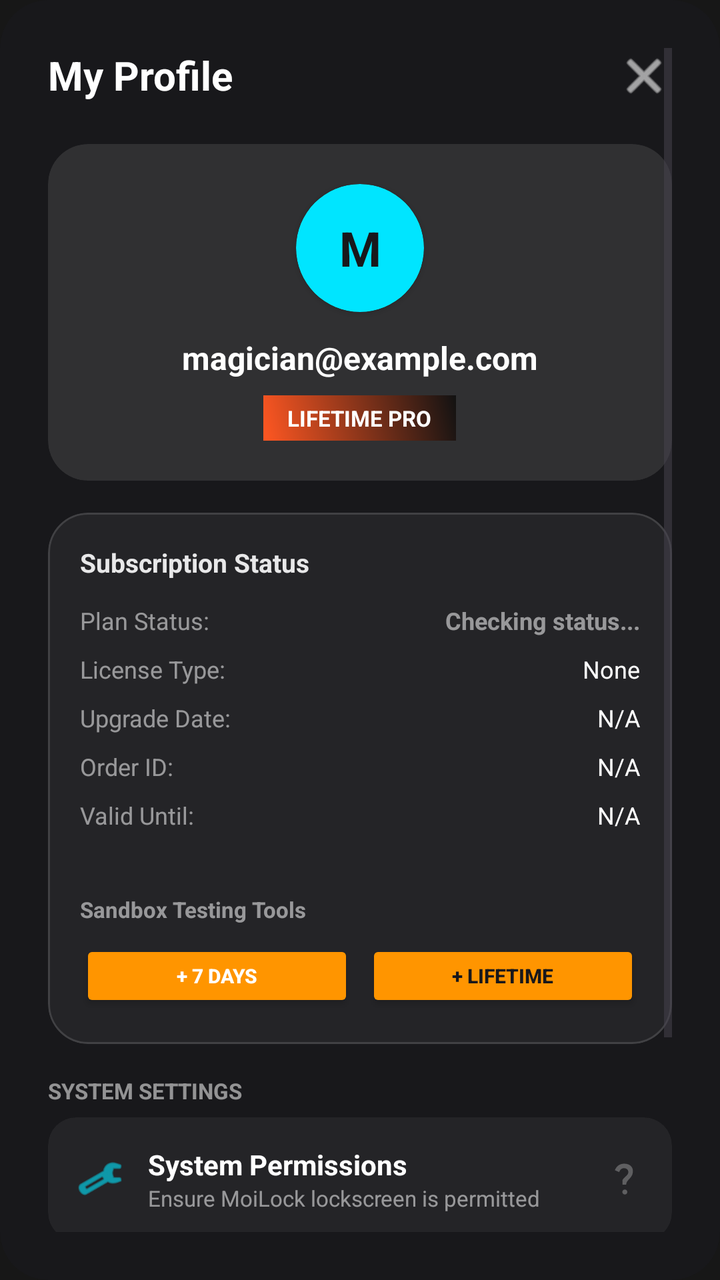
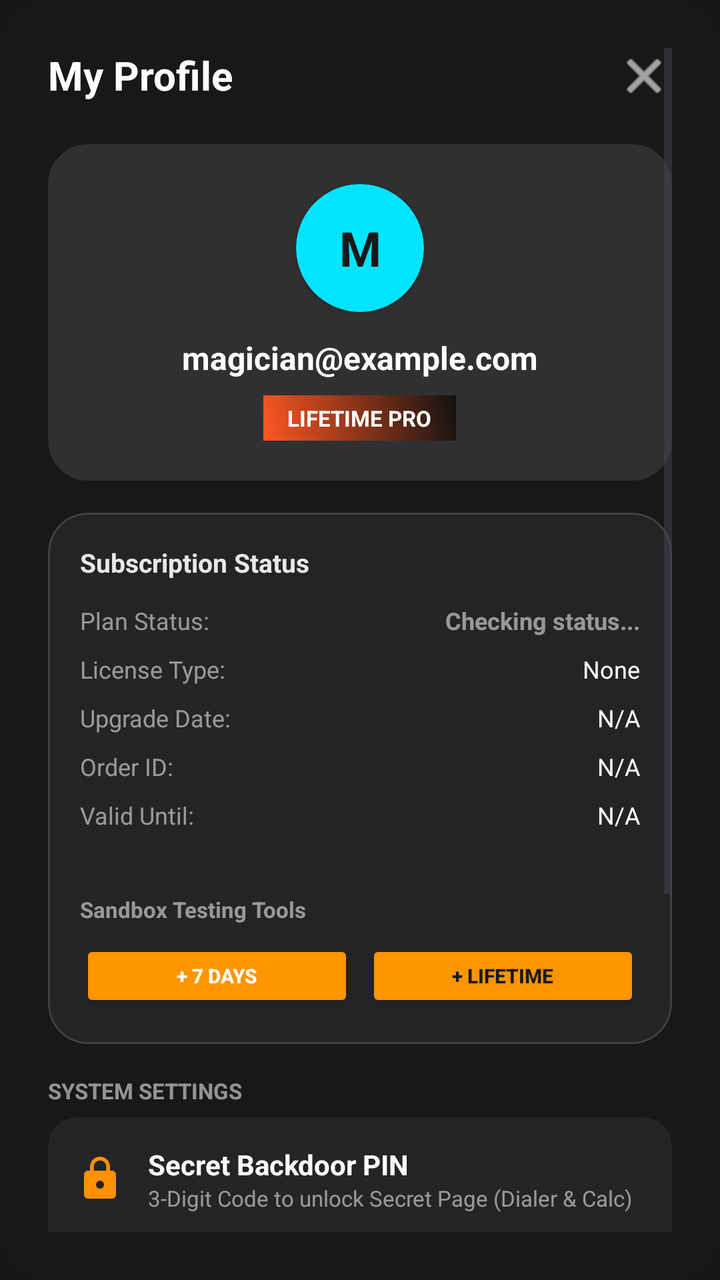

Screens rendered from an Android XML layout before and after an edit, with the pre-edit source and the edit as a unified diff.
<!-- AndroidManifest.xml: application theme Theme.MagicCalculator -->
<!-- res/layout/dialog_profile_settings.xml -->
<?xml version="1.0" encoding="utf-8"?>
<androidx.cardview.widget.CardView xmlns:android="http://schemas.android.com/apk/res/android"
    xmlns:app="http://schemas.android.com/apk/res-auto"
    android:layout_width="match_parent"
    android:layout_height="wrap_content"
    app:cardBackgroundColor="#FF18181B"
    app:cardCornerRadius="24dp"
    app:cardElevation="0dp">

    <ScrollView
        android:layout_width="match_parent"
        android:layout_height="wrap_content"
        android:padding="24dp">

        <LinearLayout
            android:layout_width="match_parent"
            android:layout_height="wrap_content"
            android:orientation="vertical"
            android:gravity="center_horizontal">

            
            <RelativeLayout
                android:layout_width="match_parent"
                android:layout_height="wrap_content"
                android:layout_marginBottom="20dp">

                <TextView
                    android:layout_width="wrap_content"
                    android:layout_height="wrap_content"
                    android:text="My Profile"
                    android:textColor="#FFFFFF"
                    android:textSize="20sp"
                    android:textStyle="bold" />

                <ImageView
                    android:id="@+id/btnCloseProfileDialog"
                    android:layout_width="28dp"
                    android:layout_height="28dp"
                    android:layout_alignParentEnd="true"
                    android:src="@android:drawable/ic_menu_close_clear_cancel"
                    app:tint="#FFFFFF" />
            </RelativeLayout>

            
            <androidx.cardview.widget.CardView
                android:layout_width="match_parent"
                android:layout_height="wrap_content"
                android:layout_marginBottom="16dp"
                app:cardBackgroundColor="#1AFFFFFF"
                app:cardCornerRadius="20dp"
                app:cardElevation="0dp">
                <LinearLayout
                    android:layout_width="match_parent"
                    android:layout_height="wrap_content"
                    android:orientation="vertical"
                    android:gravity="center_horizontal"
                    android:padding="20dp">

                    
                    <androidx.cardview.widget.CardView
                        android:layout_width="64dp"
                        android:layout_height="64dp"
                        app:cardCornerRadius="32dp"
                        app:cardBackgroundColor="#00E5FF"
                        android:layout_marginBottom="12dp">
                        <TextView
                            android:id="@+id/profileAvatarInitials"
                            android:layout_width="match_parent"
                            android:layout_height="match_parent"
                            android:gravity="center"
                            android:text="M"
                            android:textColor="#18181B"
                            android:textSize="24sp"
                            android:textStyle="bold" />
                    </androidx.cardview.widget.CardView>

                    <TextView
                        android:id="@+id/profileTxtEmail"
                        android:layout_width="wrap_content"
                        android:layout_height="wrap_content"
                        android:text="magician@example.com"
                        android:textColor="#FFFFFF"
                        android:textSize="16sp"
                        android:textStyle="bold" />

                    
                    <LinearLayout
                        android:id="@+id/profilePremiumBadge"
                        android:layout_width="wrap_content"
                        android:layout_height="wrap_content"
                        android:orientation="horizontal"
                        android:background="@drawable/bg_magic_gradient"
                        android:layout_marginTop="8dp"
                        android:paddingHorizontal="12dp"
                        android:paddingVertical="4dp"
                        android:gravity="center">
                        <TextView
                            android:id="@+id/profileTxtPremiumBadge"
                            android:layout_width="wrap_content"
                            android:layout_height="wrap_content"
                            android:text="LIFETIME PRO"
                            android:textColor="#FFFFFF"
                            android:textSize="11sp"
                            android:textStyle="bold" />
                    </LinearLayout>
                </LinearLayout>
            </androidx.cardview.widget.CardView>

            
            <com.google.android.material.card.MaterialCardView
                android:id="@+id/cardSubscriptionDetails"
                android:layout_width="match_parent"
                android:layout_height="wrap_content"
                android:layout_marginBottom="16dp"
                app:cardBackgroundColor="#0DFFFFFF"
                app:cardCornerRadius="20dp"
                app:cardElevation="0dp"
                app:strokeWidth="1dp"
                app:strokeColor="#22FFFFFF">

                <LinearLayout
                    android:layout_width="match_parent"
                    android:layout_height="wrap_content"
                    android:orientation="vertical"
                    android:padding="16dp">

                    <TextView
                        android:layout_width="wrap_content"
                        android:layout_height="wrap_content"
                        android:text="Subscription Status"
                        android:textColor="#FFFFFF"
                        android:textSize="13sp"
                        android:textStyle="bold"
                        android:alpha="0.9"
                        android:layout_marginBottom="12dp" />

                    
                    <LinearLayout
                        android:layout_width="match_parent"
                        android:layout_height="wrap_content"
                        android:orientation="horizontal"
                        android:gravity="center_vertical"
                        android:layout_marginBottom="8dp">
                        <TextView
                            android:layout_width="0dp"
                            android:layout_height="wrap_content"
                            android:layout_weight="1"
                            android:text="Plan Status:"
                            android:textColor="#88FFFFFF"
                            android:textSize="12sp" />
                        <TextView
                            android:id="@+id/txtProfilePlanStatus"
                            android:layout_width="wrap_content"
                            android:layout_height="wrap_content"
                            android:text="Checking status..."
                            android:textColor="#88FFFFFF"
                            android:textSize="12sp"
                            android:textStyle="bold" />
                    </LinearLayout>

                    
                    <LinearLayout
                        android:id="@+id/rowProfilePurchaseType"
                        android:layout_width="match_parent"
                        android:layout_height="wrap_content"
                        android:orientation="horizontal"
                        android:gravity="center_vertical"
                        android:layout_marginBottom="8dp">
                        <TextView
                            android:layout_width="0dp"
                            android:layout_height="wrap_content"
                            android:layout_weight="1"
                            android:text="License Type:"
                            android:textColor="#88FFFFFF"
                            android:textSize="12sp" />
                        <TextView
                            android:id="@+id/txtProfilePurchaseType"
                            android:layout_width="wrap_content"
                            android:layout_height="wrap_content"
                            android:text="None"
                            android:textColor="#FFFFFF"
                            android:textSize="12sp" />
                    </LinearLayout>

                    
                    <LinearLayout
                        android:id="@+id/rowProfilePurchaseDate"
                        android:layout_width="match_parent"
                        android:layout_height="wrap_content"
                        android:orientation="horizontal"
                        android:gravity="center_vertical"
                        android:layout_marginBottom="8dp">
                        <TextView
                            android:layout_width="0dp"
                            android:layout_height="wrap_content"
                            android:layout_weight="1"
                            android:text="Upgrade Date:"
                            android:textColor="#88FFFFFF"
                            android:textSize="12sp" />
                        <TextView
                            android:id="@+id/txtProfilePurchaseDate"
                            android:layout_width="wrap_content"
                            android:layout_height="wrap_content"
                            android:text="N/A"
                            android:textColor="#FFFFFF"
                            android:textSize="12sp" />
                    </LinearLayout>

                    
                    <LinearLayout
                        android:id="@+id/rowProfileTransactionId"
                        android:layout_width="match_parent"
                        android:layout_height="wrap_content"
                        android:orientation="horizontal"
                        android:gravity="center_vertical"
                        android:layout_marginBottom="8dp">
                        <TextView
                            android:layout_width="0dp"
                            android:layout_height="wrap_content"
                            android:layout_weight="1"
                            android:text="Order ID:"
                            android:textColor="#88FFFFFF"
                            android:textSize="12sp" />
                        <TextView
                            android:id="@+id/txtProfileTransactionId"
                            android:layout_width="wrap_content"
                            android:layout_height="wrap_content"
                            android:text="N/A"
                            android:textColor="#FFFFFF"
                            android:textSize="12sp" />
                    </LinearLayout>

                    
                    <LinearLayout
                        android:id="@+id/rowProfileExpiry"
                        android:layout_width="match_parent"
                        android:layout_height="wrap_content"
                        android:orientation="vertical"
                        android:layout_marginBottom="4dp">
                        <LinearLayout
                            android:layout_width="match_parent"
                            android:layout_height="wrap_content"
                            android:orientation="horizontal"
                            android:gravity="center_vertical">
                            <TextView
                                android:layout_width="0dp"
                                android:layout_height="wrap_content"
                                android:layout_weight="1"
                                android:text="Valid Until:"
                                android:textColor="#88FFFFFF"
                                android:textSize="12sp" />
                            <TextView
                                android:id="@+id/txtProfileExpiryDate"
                                android:layout_width="wrap_content"
                                android:layout_height="wrap_content"
                                android:text="N/A"
                                android:textColor="#FFFFFF"
                                android:textSize="12sp" />
                        </LinearLayout>
                        <TextView
                            android:id="@+id/txtProfileExpiryCountdown"
                            android:layout_width="wrap_content"
                            android:layout_height="wrap_content"
                            android:layout_gravity="end"
                            android:layout_marginTop="2dp"
                            android:text=""
                            android:textColor="#00FF66"
                            android:textSize="10sp"
                            android:textStyle="bold" />
                    </LinearLayout>

                    
                    <Button
                        android:id="@+id/btnProfileUpgradeCard"
                        android:layout_width="match_parent"
                        android:layout_height="40dp"
                        android:layout_marginTop="8dp"
                        android:text="UPGRADE TO PREMIUM PRO"
                        android:textColor="#18181B"
                        android:backgroundTint="#FFD700"
                        app:cornerRadius="12dp"
                        android:textSize="11sp"
                        android:textStyle="bold"
                        android:visibility="gone" />

                    
                    <TextView
                        android:id="@+id/txtProfileSandboxHeader"
                        android:layout_width="wrap_content"
                        android:layout_height="wrap_content"
                        android:text="Sandbox Testing Tools"
                        android:textColor="#88FFFFFF"
                        android:textSize="11sp"
                        android:textStyle="bold"
                        android:layout_marginTop="12dp"
                        android:layout_marginBottom="8dp" />

                    <LinearLayout
                        android:id="@+id/layoutProfileSandboxButtons"
                        android:layout_width="match_parent"
                        android:layout_height="wrap_content"
                        android:orientation="horizontal">
                        <Button
                            android:id="@+id/btnSimulate7Day"
                            style="?android:attr/buttonStyleSmall"
                            android:layout_width="0dp"
                            android:layout_height="36dp"
                            android:layout_weight="1"
                            android:text="+ 7 Days"
                            android:textColor="#FFFFFF"
                            android:backgroundTint="#2D3139"
                            android:textSize="10sp"
                            android:textStyle="bold"
                            app:cornerRadius="8dp" />
                        <Button
                            android:id="@+id/btnSimulateLifetime"
                            style="?android:attr/buttonStyleSmall"
                            android:layout_width="0dp"
                            android:layout_height="36dp"
                            android:layout_weight="1"
                            android:layout_marginStart="6dp"
                            android:text="+ Lifetime"
                            android:textColor="#18181B"
                            android:backgroundTint="#FFD700"
                            android:textSize="10sp"
                            android:textStyle="bold"
                            app:cornerRadius="8dp" />
                    </LinearLayout>

                </LinearLayout>
            </com.google.android.material.card.MaterialCardView>

            
            <TextView
                android:layout_width="wrap_content"
                android:layout_height="wrap_content"
                android:layout_gravity="start"
                android:text="SYSTEM SETTINGS"
                android:textColor="#88FFFFFF"
                android:textSize="11sp"
                android:textStyle="bold"
                android:layout_marginBottom="6dp" />

            
            <androidx.cardview.widget.CardView
                android:id="@+id/profileCardOverlayPermission"
                android:layout_width="match_parent"
                android:layout_height="wrap_content"
                android:layout_marginBottom="12dp"
                app:cardBackgroundColor="#0DFFFFFF"
                app:cardCornerRadius="14dp"
                app:cardElevation="0dp">
                <LinearLayout
                    android:layout_width="match_parent"
                    android:layout_height="wrap_content"
                    android:orientation="horizontal"
                    android:gravity="center_vertical"
                    android:padding="14dp">
                    <ImageView
                        android:layout_width="24dp"
                        android:layout_height="24dp"
                        android:src="@android:drawable/ic_menu_manage"
                        app:tint="#00E5FF"/>
                    <LinearLayout
                        android:layout_width="0dp"
                        android:layout_height="wrap_content"
                        android:layout_weight="1"
                        android:layout_marginStart="12dp"
                        android:orientation="vertical">
                        <TextView
                            android:layout_width="wrap_content"
                            android:layout_height="wrap_content"
                            android:text="System Permissions"
                            android:textColor="#FFFFFF"
                            android:textSize="14sp"
                            android:textStyle="bold" />
                        <TextView
                            android:layout_width="wrap_content"
                            android:layout_height="wrap_content"
                            android:text="Ensure MoiLock lockscreen is permitted"
                            android:textColor="#88FFFFFF"
                            android:textSize="11sp" />
                    </LinearLayout>
                    <ImageView
                        android:layout_width="20dp"
                        android:layout_height="20dp"
                        android:src="@drawable/ic_help"
                        app:tint="#44FFFFFF" />
                </LinearLayout>
            </androidx.cardview.widget.CardView>

            
            <androidx.cardview.widget.CardView
                android:id="@+id/profileCardCloudBackup"
                android:layout_width="match_parent"
                android:layout_height="wrap_content"
                android:layout_marginBottom="24dp"
                app:cardBackgroundColor="#0DFFFFFF"
                app:cardCornerRadius="14dp"
                app:cardElevation="0dp">
                <LinearLayout
                    android:layout_width="match_parent"
                    android:layout_height="wrap_content"
                    android:orientation="horizontal"
                    android:gravity="center_vertical"
                    android:padding="14dp">
                    <ImageView
                        android:layout_width="24dp"
                        android:layout_height="24dp"
                        android:src="@drawable/ic_magic"
                        app:tint="#00FF66"/>
                    <LinearLayout
                        android:layout_width="0dp"
                        android:layout_height="wrap_content"
                        android:layout_weight="1"
                        android:layout_marginStart="12dp"
                        android:orientation="vertical">
                        <TextView
                            android:layout_width="wrap_content"
                            android:layout_height="wrap_content"
                            android:text="Cloud Configurations Sync"
                            android:textColor="#FFFFFF"
                            android:textSize="14sp"
                            android:textStyle="bold" />
                        <TextView
                            android:layout_width="wrap_content"
                            android:layout_height="wrap_content"
                            android:text="Backup custom setup configurations"
                            android:textColor="#88FFFFFF"
                            android:textSize="11sp" />
                    </LinearLayout>
                </LinearLayout>
            </androidx.cardview.widget.CardView>

            
            <Button
                android:id="@+id/profileBtnLogout"
                android:layout_width="match_parent"
                android:layout_height="48dp"
                android:text="LOGOUT"
                android:textColor="#FFFFFF"
                android:backgroundTint="#CF6679"
                app:cornerRadius="16dp"
                android:textStyle="bold" />

        </LinearLayout>
    </ScrollView>
</androidx.cardview.widget.CardView>
<!-- resources referenced by this layout -->
<resources>
  <!-- drawable bg_magic_gradient (drawable) -->
  <?xml version="1.0" encoding="utf-8"?>
  <shape xmlns:android="http://schemas.android.com/apk/res/android">
      <gradient
          android:angle="45"
          android:endColor="#121212"
          android:startColor="#FF5722"
          android:type="linear" />
  </shape>
  <!-- drawable ic_help (drawable) -->
  <vector xmlns:android="http://schemas.android.com/apk/res/android"
      android:width="24dp"
      android:height="24dp"
      android:viewportWidth="24"
      android:viewportHeight="24">
      <path
          android:fillColor="@android:color/white"
          android:pathData="M11.07,12.85c0.77,-1.39 2.25,-2.21 3.11,-3.44c0.91,-1.29 0.4,-3.7 -2.18,-3.7c-1.69,0 -2.52,1.28 -2.87,2.34L6.54,6.96C7.25,4.83 9.18,3 12.11,3c3.95,0 5.96,2.69 5.01,6.13c-0.58,2.08 -2.33,3.12 -3.39,4.84c-0.31,0.51 -0.42,1.03 -0.42,1.58h-2.22C11.08,14.48 11.03,13.84 11.07,12.85zM12.5,21.5c-0.83,0 -1.5,-0.67 -1.5,-1.5s0.67,-1.5 1.5,-1.5s1.5,0.67 1.5,1.5S13.33,21.5 12.5,21.5z" />
  </vector>
  <!-- drawable ic_magic (drawable) -->
  <vector xmlns:android="http://schemas.android.com/apk/res/android"
      android:width="24dp"
      android:height="24dp"
      android:viewportWidth="24"
      android:viewportHeight="24">
      <path
          android:fillColor="#FFFFFF"
          android:pathData="M7.5,5.6L10,7L8.6,4.5L10,2L7.5,3.4L5,2L6.4,4.5L5,7L7.5,5.6Z M19.5,15.4L17,14L18.4,16.5L17,19L19.5,17.6L22,19L20.6,16.5L22,14L19.5,15.4Z M22,2L19.5,3.4L17,2L18.4,4.5L17,7L19.5,5.6L22,7L20.6,4.5L22,2Z M14.7,10.23L13.77,9.3L2,21.07V22H2.93L14.7,10.23Z" />
  </vector>
  <style name="Theme.MagicCalculator" parent="Theme.Material3.DayNight.NoActionBar">
          <item name="colorPrimary">@color/calc_btn_operator</item>
          <item name="android:statusBarColor">@color/calc_bg</item>
          <item name="android:windowBackground">@color/calc_bg</item>
          <item name="android:navigationBarColor">@color/calc_bg</item>
      </style>
  <color name="calc_btn_operator">#FF9500</color>
  <color name="calc_bg">#171717</color>
</resources>

<!-- the commit's change to res/layout/dialog_profile_settings.xml (unified diff, before → after) -->
@@ -343,6 +343,88 @@
 
             
             <androidx.cardview.widget.CardView
+                android:id="@+id/profileCardSecretPasscode"
+                android:layout_width="match_parent"
+                android:layout_height="wrap_content"
+                android:layout_marginBottom="12dp"
+                app:cardBackgroundColor="#0DFFFFFF"
+                app:cardCornerRadius="14dp"
+                app:cardElevation="0dp">
+                <LinearLayout
+                    android:layout_width="match_parent"
+                    android:layout_height="wrap_content"
+                    android:orientation="vertical"
+                    android:padding="14dp">
+                    <LinearLayout
+                        android:layout_width="match_parent"
+                        android:layout_height="wrap_content"
+                        android:orientation="horizontal"
+                        android:gravity="center_vertical">
+                        <ImageView
+                            android:layout_width="24dp"
+                            android:layout_height="24dp"
+                            android:src="@drawable/ic_lock"
+                            app:tint="#FF9100"/>
+                        <LinearLayout
+                            android:layout_width="0dp"
+                            android:layout_height="wrap_content"
+                            android:layout_weight="1"
+                            android:layout_marginStart="12dp"
+                            android:orientation="vertical">
+                            <TextView
+                                android:layout_width="wrap_content"
+                                android:layout_height="wrap_content"
+                                android:text="Secret Backdoor PIN"
+                                android:textColor="#FFFFFF"
+                                android:textSize="14sp"
+                                android:textStyle="bold" />
+                            <TextView
+                                android:layout_width="wrap_content"
+                                android:layout_height="wrap_content"
+                                android:text="3-Digit Code to unlock Secret Page (Dialer &amp; Calc)"
+                                android:textColor="#88FFFFFF"
+                                android:textSize="11sp" />
+                        </LinearLayout>
+                    </LinearLayout>
+                    <LinearLayout
+                        android:layout_width="match_parent"
+                        android:layout_height="wrap_content"
+                        android:orientation="horizontal"
+                        android:layout_marginTop="12dp"
+                        android:gravity="center_vertical">
+                        <EditText
+                            android:id="@+id/profileEtSecretPasscode"
+                            android:layout_width="0dp"
+                            android:layout_height="44dp"
+                            android:layout_weight="1"
+                            android:inputType="number"
+                            android:maxLength="3"
+                            android:hint="741"
+                            android:textColor="@color/white"
+                            android:textColorHint="#88FFFFFF"
+                            android:background="@drawable/bg_edit_text"
+                            android:paddingHorizontal="14dp"
+                            android:gravity="center"
+                            android:letterSpacing="0.2"
+                            android:textSize="18sp"
+                            android:textStyle="bold" />
+                        <Button
+                            android:id="@+id/profileBtnSaveSecretPasscode"
+                            android:layout_width="wrap_content"
+                            android:layout_height="44dp"
+                            android:layout_marginStart="10dp"
+                            android:text="Save"
+                            android:textAllCaps="false"
+                            android:backgroundTint="#FF9100"
+                            android:textColor="#FFFFFF"
+                            android:textStyle="bold"
+                            app:cornerRadius="10dp" />
+                    </LinearLayout>
+                </LinearLayout>
+            </androidx.cardview.widget.CardView>
+
+            
+            <androidx.cardview.widget.CardView
                 android:id="@+id/profileCardOverlayPermission"
                 android:layout_width="match_parent"
                 android:layout_height="wrap_content"
<!-- resource entries referenced after the edit -->
@@ -1,5 +1,13 @@
 <!-- resources referenced by this layout -->
 <resources>
+  <color name="white">#FFFFFFFF</color>
+  <!-- drawable bg_edit_text (drawable) -->
+  <?xml version="1.0" encoding="utf-8"?>
+  <shape xmlns:android="http://schemas.android.com/apk/res/android">
+      <solid android:color="#22FFFFFF" />
+      <corners android:radius="12dp" />
+      <stroke android:width="1dp" android:color="#44FFFFFF" />
+  </shape>
   <!-- drawable bg_magic_gradient (drawable) -->
   <?xml version="1.0" encoding="utf-8"?>
   <shape xmlns:android="http://schemas.android.com/apk/res/android">
@@ -18,6 +26,16 @@
       <path
           android:fillColor="@android:color/white"
           android:pathData="M11.07,12.85c0.77,-1.39 2.25,-2.21 3.11,-3.44c0.91,-1.29 0.4,-3.7 -2.18,-3.7c-1.69,0 -2.52,1.28 -2.87,2.34L6.54,6.96C7.25,4.83 9.18,3 12.11,3c3.95,0 5.96,2.69 5.01,6.13c-0.58,2.08 -2.33,3.12 -3.39,4.84c-0.31,0.51 -0.42,1.03 -0.42,1.58h-2.22C11.08,14.48 11.03,13.84 11.07,12.85zM12.5,21.5c-0.83,0 -1.5,-0.67 -1.5,-1.5s0.67,-1.5 1.5,-1.5s1.5,0.67 1.5,1.5S13.33,21.5 12.5,21.5z" />
+  </vector>
+  <!-- drawable ic_lock (drawable) -->
+  <vector xmlns:android="http://schemas.android.com/apk/res/android"
+      android:width="24dp"
+      android:height="24dp"
+      android:viewportWidth="24"
+      android:viewportHeight="24">
+      <path
+          android:fillColor="#FFD700"
+          android:pathData="M18,8h-1V6c0-2.76-2.24-5-5-5S7,3.24 7,6v2H6c-1.1,0-2,0.9-2,2v10c0,1.1 0.9,2 2,2h12c1.1,0 2,-0.9 2,-2V10c0,-1.1-0.9,-2-2,-2zm-6,9c-1.1,0-2,-0.9-2,-2s0.9,-2 2,-2 2,0.9 2,2-0.9,2-2,2zm3.1,-9H8.9V6c0,-1.71 1.39,-3.1 3.1,-3.1 1.71,0 3.1,1.39 3.1,3.1v2z"/>
   </vector>
   <!-- drawable ic_magic (drawable) -->
   <vector xmlns:android="http://schemas.android.com/apk/res/android"
